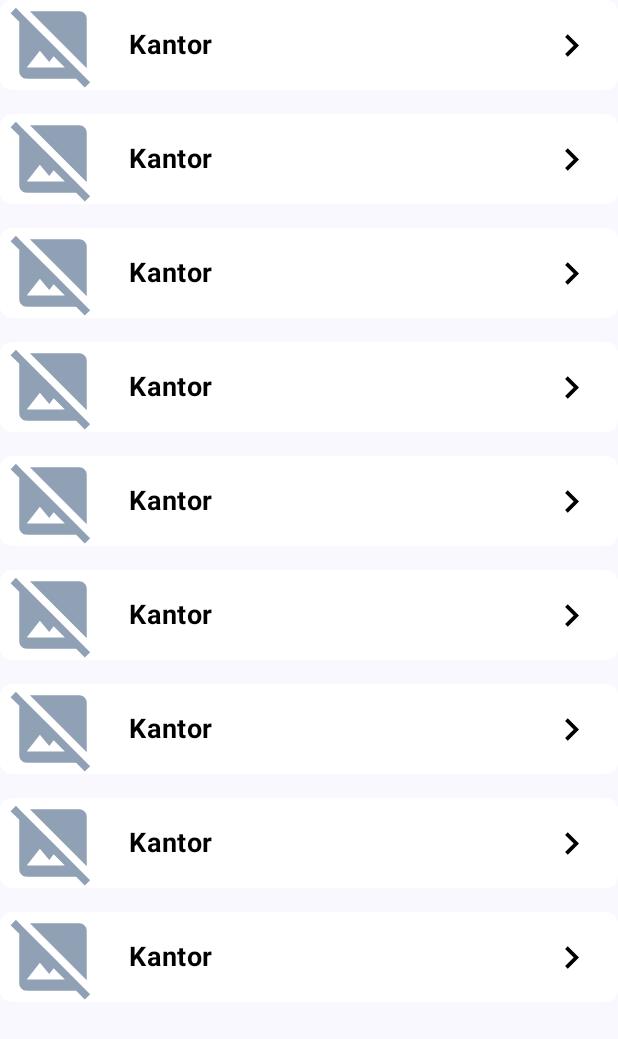
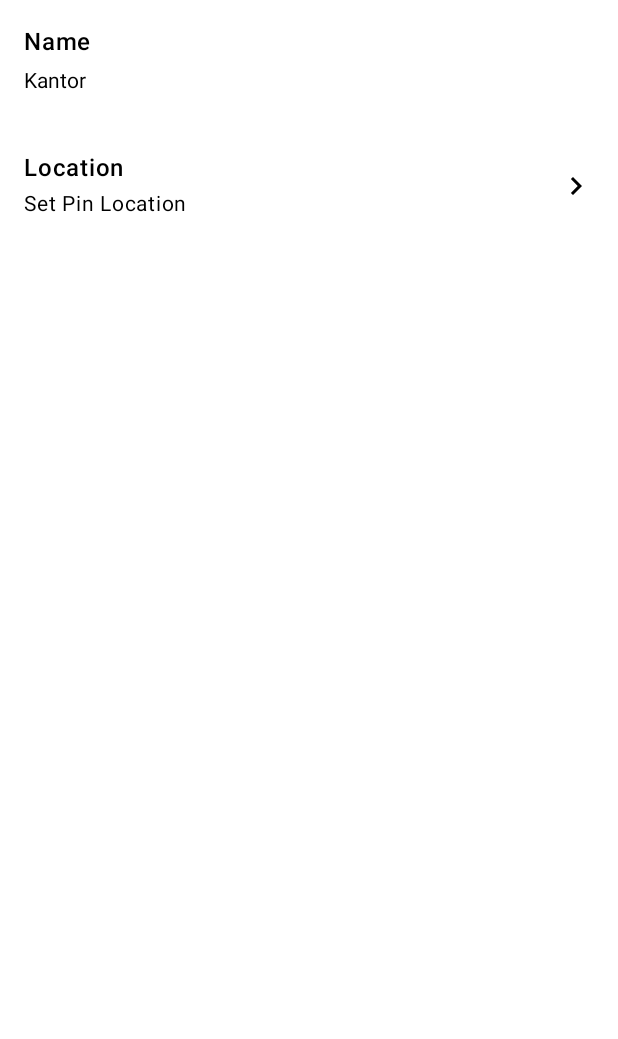
Before and after one commit to ResilienceZ/android-monorepo, an Android app built with Jetpack Compose: the screen it shows after launch (MainActivity), on a phone screen of 412 x 824 dp. Shown: the top 1039 px of the screen. Run offline under Robolectric (Android 15) with nearby library versions, the phone set to English and light mode, and no system bars; our stand-ins replace Dagger/Hilt's generated code; libraries missing offline, so code that uses them is left out: me.pushy.sdk; 2 statements that could not run were skipped.

Commit message:
[FEAT] create base add evacuation map feature

```diff
--- a/app/src/main/java/dev/ricoferdian/resiliencez/prayitna/MainActivity.kt
+++ b/app/src/main/java/dev/ricoferdian/resiliencez/prayitna/MainActivity.kt
@@ -24,6 +24,7 @@ import androidx.compose.ui.Modifier
 import androidx.compose.ui.tooling.preview.Preview
 import androidx.core.app.NotificationCompat
 import dagger.hilt.android.AndroidEntryPoint
+import dev.ricoferdian.resiliencez.prayitna.ui.screen.add_evacuation_map.AddEvacMapScreen
 import dev.ricoferdian.resiliencez.prayitna.ui.screen.evacuation_map.EvacuationMapScreen
 import dev.ricoferdian.resiliencez.prayitna.ui.screen.profile.ProfileScreen
 import dev.ricoferdian.resiliencez.prayitna.ui.theme.PrayitnaTheme
@@ -53,7 +54,7 @@ class MainActivity : ComponentActivity() {
 //                        modifier = Modifier.padding(innerPadding)
 //                    )
 
-                    EvacuationMapScreen()
+                    AddEvacMapScreen()
                 }
             }
         }
--- a/app/src/main/java/dev/ricoferdian/resiliencez/prayitna/data/MainRepository.kt
+++ b/app/src/main/java/dev/ricoferdian/resiliencez/prayitna/data/MainRepository.kt
@@ -31,7 +31,9 @@ class MainRepository @Inject constructor() {
                     id = i.toString(),
                     name = "Kantor",
                     imageUrl = "",
-                    geohash = "xxx"
+                    address = "xxx",
+                    latitude = 0.0,
+                    longitude = 0.0
                 )
             )
         }
--- a/app/src/main/java/dev/ricoferdian/resiliencez/prayitna/data/model/EvacMapItemModel.kt
+++ b/app/src/main/java/dev/ricoferdian/resiliencez/prayitna/data/model/EvacMapItemModel.kt
@@ -4,5 +4,7 @@ data class EvacMapItemModel(
     val id: String,
     val name: String,
     val imageUrl: String,
-    val geohash: String
+    val address: String,
+    val latitude: Double,
+    val longitude: Double
 )
--- /dev/null
+++ b/app/src/main/java/dev/ricoferdian/resiliencez/prayitna/ui/screen/add_evacuation_map/AddEvacMapScreen.kt
@@ -0,0 +1,60 @@
+package dev.ricoferdian.resiliencez.prayitna.ui.screen.add_evacuation_map
+
+import androidx.compose.foundation.background
+import androidx.compose.foundation.clickable
+import androidx.compose.foundation.layout.Box
+import androidx.compose.foundation.layout.Column
+import androidx.compose.foundation.layout.fillMaxSize
+import androidx.compose.foundation.layout.padding
+import androidx.compose.foundation.shape.RoundedCornerShape
+import androidx.compose.runtime.Composable
+import androidx.compose.ui.Modifier
+import androidx.compose.ui.tooling.preview.Preview
+import androidx.compose.ui.unit.dp
+import dev.ricoferdian.resiliencez.prayitna.ui.screen.add_evacuation_map.component.ItemFieldSelection
+import dev.ricoferdian.resiliencez.prayitna.ui.screen.profile.component.ItemFieldProfile
+import dev.ricoferdian.resiliencez.prayitna.ui.theme.CustomColor
+import dev.ricoferdian.resiliencez.prayitna.ui.theme.PrayitnaTheme
+
+@Composable
+fun AddEvacMapScreen(
+    modifier: Modifier = Modifier
+) {
+    Box(
+        modifier = Modifier
+            .fillMaxSize()
+            .background(CustomColor.White)
+    ) {
+        Column {
+            ItemFieldProfile(
+                title = "Name",
+                textPlaceHolder = "",
+                textInputed = "Kantor",
+                modifier = Modifier
+                    .background(CustomColor.White, shape = RoundedCornerShape(8.dp))
+                    .padding(16.dp),
+                isEditable = false
+            )
+
+            ItemFieldSelection(
+                textPlaceholder = "Set Pin Location",
+                inputtedText = null,
+                title = "Location",
+                modifier = Modifier
+                    .clickable {
+                        // handle nav to map select pin
+                    }
+            )
+
+
+        }
+    }
+}
+
+@Preview(showBackground = true)
+@Composable
+fun EmergencyCallScreenPreview() {
+    PrayitnaTheme {
+        AddEvacMapScreen()
+    }
+}
--- /dev/null
+++ b/app/src/main/java/dev/ricoferdian/resiliencez/prayitna/ui/screen/add_evacuation_map/component/ItemFieldSelection.kt
@@ -0,0 +1,87 @@
+package dev.ricoferdian.resiliencez.prayitna.ui.screen.add_evacuation_map.component
+
+import androidx.compose.foundation.Image
+import androidx.compose.foundation.background
+import androidx.compose.foundation.layout.Column
+import androidx.compose.foundation.layout.Row
+import androidx.compose.foundation.layout.Spacer
+import androidx.compose.foundation.layout.fillMaxWidth
+import androidx.compose.foundation.layout.padding
+import androidx.compose.foundation.layout.size
+import androidx.compose.foundation.shape.RoundedCornerShape
+import androidx.compose.material3.Text
+import androidx.compose.runtime.Composable
+import androidx.compose.ui.Alignment
+import androidx.compose.ui.Modifier
+import androidx.compose.ui.graphics.ColorFilter
+import androidx.compose.ui.res.painterResource
+import androidx.compose.ui.text.font.FontWeight
+import androidx.compose.ui.tooling.preview.Preview
+import androidx.compose.ui.unit.dp
+import androidx.compose.ui.unit.sp
+import dev.ricoferdian.resiliencez.prayitna.R
+import dev.ricoferdian.resiliencez.prayitna.ui.theme.CustomColor
+import dev.ricoferdian.resiliencez.prayitna.ui.theme.PrayitnaTheme
+
+@Composable
+fun ItemFieldSelection(
+    modifier: Modifier = Modifier,
+    title: String,
+    inputtedText: String? = null,
+    textPlaceholder: String,
+) {
+    Row(
+        modifier = modifier
+            .fillMaxWidth()
+            .background(CustomColor.White, shape = RoundedCornerShape(8.dp))
+            .padding(16.dp),
+        verticalAlignment = Alignment.CenterVertically
+    ) {
+        Column {
+            Text(
+                text = title,
+                fontSize = 16.sp,
+                color = CustomColor.Black,
+                fontWeight = FontWeight.SemiBold
+            )
+
+            Text(
+                text = if (inputtedText.isNullOrEmpty())
+                    textPlaceholder else
+                    inputtedText,
+                fontSize = 14.sp,
+                color = if (inputtedText.isNullOrEmpty())
+                    CustomColor.Black
+                else
+                    CustomColor.Black,
+                fontWeight = FontWeight.Normal
+            )
+
+
+        }
+
+        Spacer(
+            modifier = Modifier
+                .weight(1f)
+        )
+
+        Image(
+            painter = painterResource(R.drawable.ic_chevron_right_24),
+            contentDescription = null,
+            modifier = Modifier
+                .size(24.dp),
+            colorFilter = ColorFilter.tint(CustomColor.Black)
+        )
+    }
+}
+
+@Preview(showBackground = true)
+@Composable
+fun EmergencyCallScreenPreview() {
+    PrayitnaTheme {
+        ItemFieldSelection(
+            textPlaceholder = "Set Pin Location",
+            title = "Location"
+        )
+    }
+}
```
